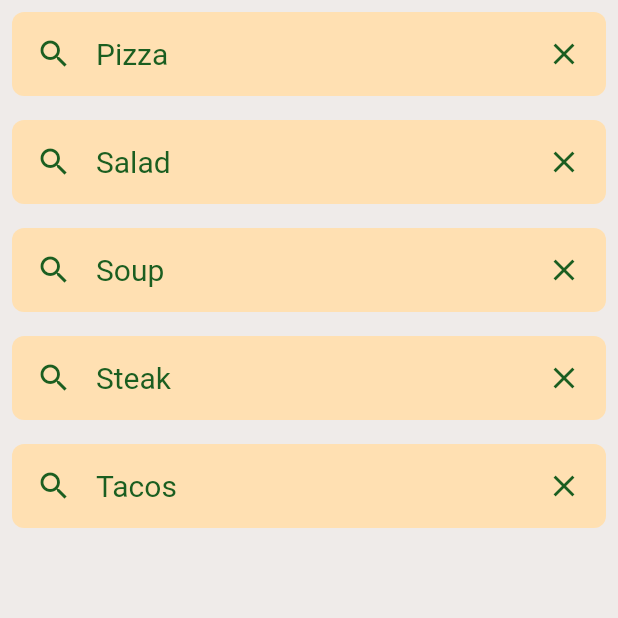
After one commit to Abdghali/recipes, a Flutter app: the HistoryScreen screen opened directly, after a tap on the "clear" icon, on a phone screen of 412 x 824 dp, the top half of it. The commit adds this screen. Run offline on Flutter 3.47's test engine with Material 2 defaults, Android fonts, the phone set to English and light mode, and no system bars; our stand-ins replace cached_network_image.

Commit message:
add HistoryScreen

```diff
--- a/lib/views/home/home_page.dart
+++ b/lib/views/home/home_page.dart
@@ -2,6 +2,7 @@ import 'package:flutter/material.dart';
 import 'package:recipes/views/home/recipes_grid_view.dart';
 
 import '../../models/app_bar_helper.dart';
+import '../favorite/favorite_screen.dart';
 
 class HomeScreen extends StatefulWidget {
   @override
--- /dev/null
+++ b/lib/views/search/history_search.dart
@@ -0,0 +1,74 @@
+import 'package:flutter/material.dart';
+
+class HistoryScreen extends StatefulWidget {
+  @override
+  _HistoryScreenState createState() => _HistoryScreenState();
+}
+
+class _HistoryScreenState extends State<HistoryScreen> {
+  final List<String> _searchHistory = [
+    'Pasta',
+    'Pizza',
+    'Salad',
+    'Soup',
+    'Steak',
+    'Tacos',
+  ];
+
+  void _removeItem(int index) {
+    setState(() {
+      _searchHistory.removeAt(index);
+    });
+  }
+
+  @override
+  Widget build(BuildContext context) {
+    return Scaffold(
+      body: Container(
+        color: Colors.brown[50],
+        child: ListView.builder(
+          itemCount: _searchHistory.length,
+          itemBuilder: (BuildContext context, int index) {
+            return Container(
+              margin: EdgeInsets.all(8.0),
+              padding: EdgeInsets.all(16.0),
+              decoration: BoxDecoration(
+                color: Colors.orange[100],
+                borderRadius: BorderRadius.circular(8.0),
+              ),
+              child: Row(
+                children: [
+                  Icon(
+                    Icons.search,
+                    color: Colors.green[900],
+                    size: 24.0,
+                  ),
+                  SizedBox(width: 16.0),
+                  Expanded(
+                    child: Text(
+                      _searchHistory[index],
+                      style: TextStyle(
+                        color: Colors.green[900],
+                        fontSize: 20.0,
+                      ),
+                    ),
+                  ),
+                  GestureDetector(
+                    onTap: () {
+                      _removeItem(index);
+                    },
+                    child: Icon(
+                      Icons.clear,
+                      color: Colors.green[900],
+                      size: 24.0,
+                    ),
+                  ),
+                ],
+              ),
+            );
+          },
+        ),
+      ),
+    );
+  }
+}
```
